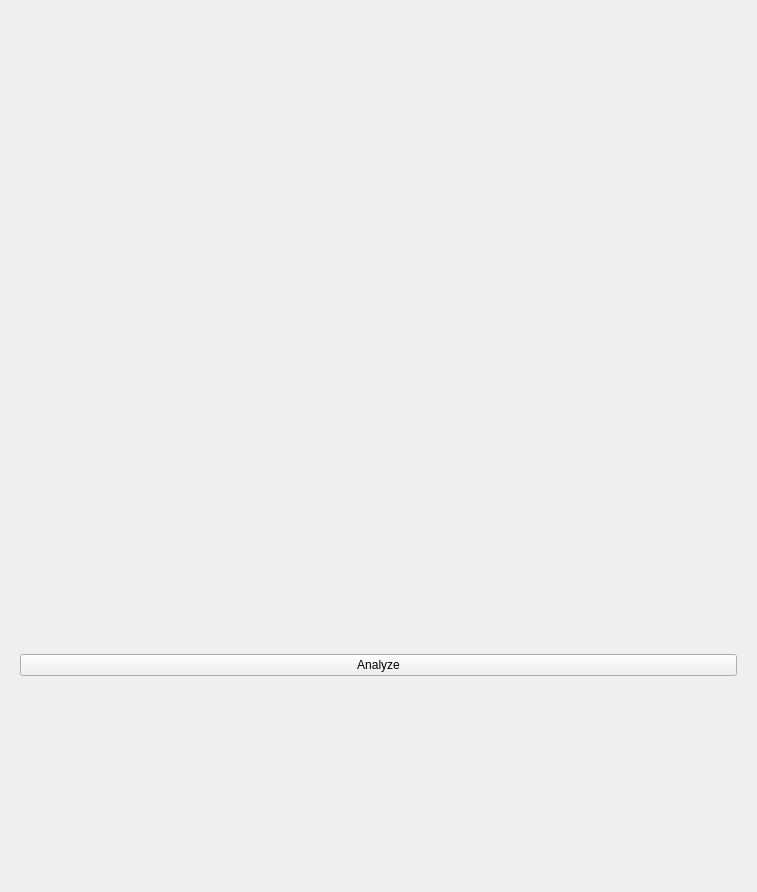
Old version of the form frontend/ShotViewPage.ui in the repository YCP-Rev-Metrix/BallSpinner-Controller-v2.
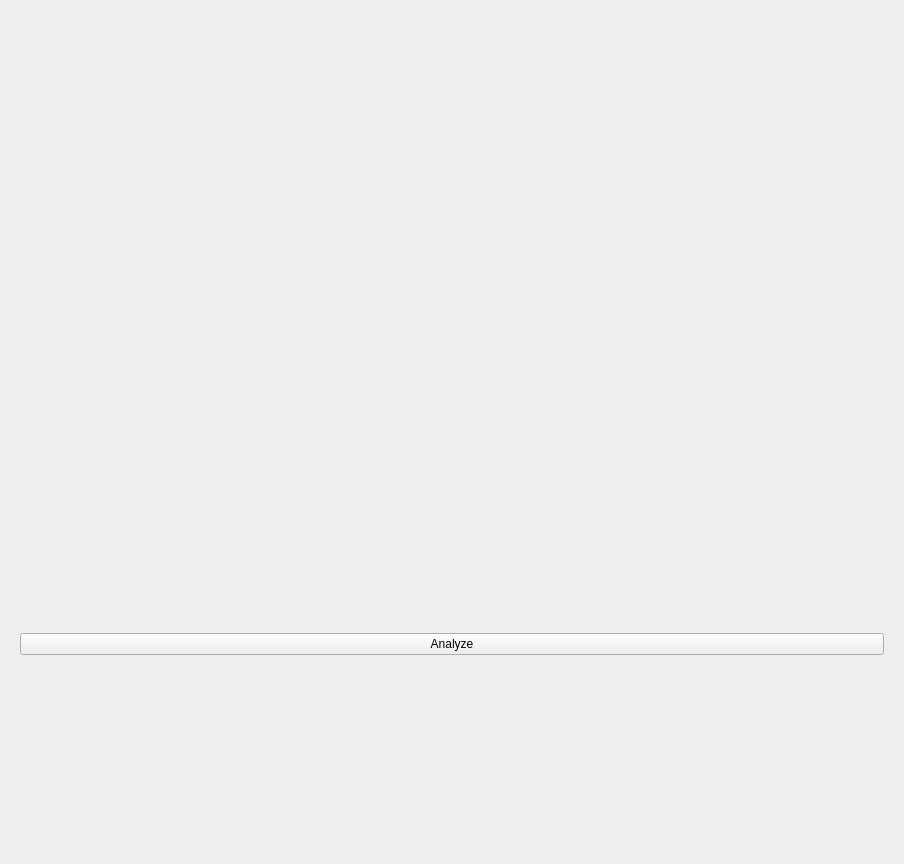
New version of the form. Custom widgets are drawn as their Qt base class.

What changed in the file:
```diff
--- a/frontend/ShotViewPage.ui
+++ b/frontend/ShotViewPage.ui
@@ -6,8 +6,8 @@
    <rect>
     <x>0</x>
     <y>0</y>
-    <width>757</width>
-    <height>892</height>
+    <width>904</width>
+    <height>864</height>
    </rect>
   </property>
   <property name="windowTitle">
```
